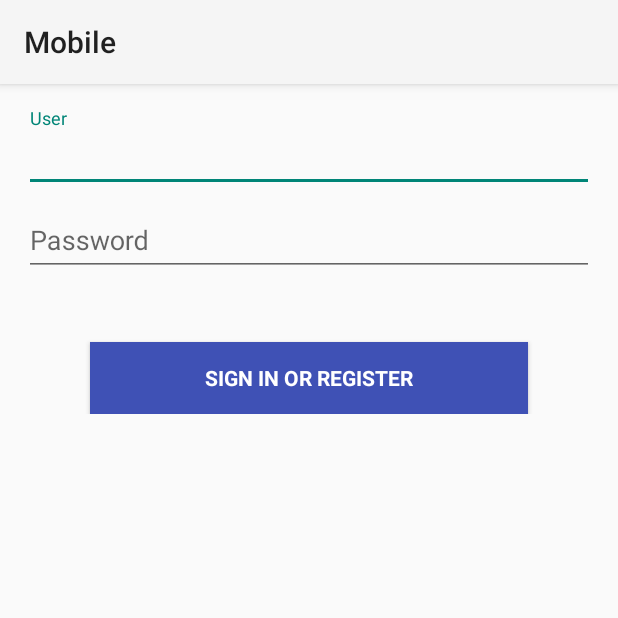
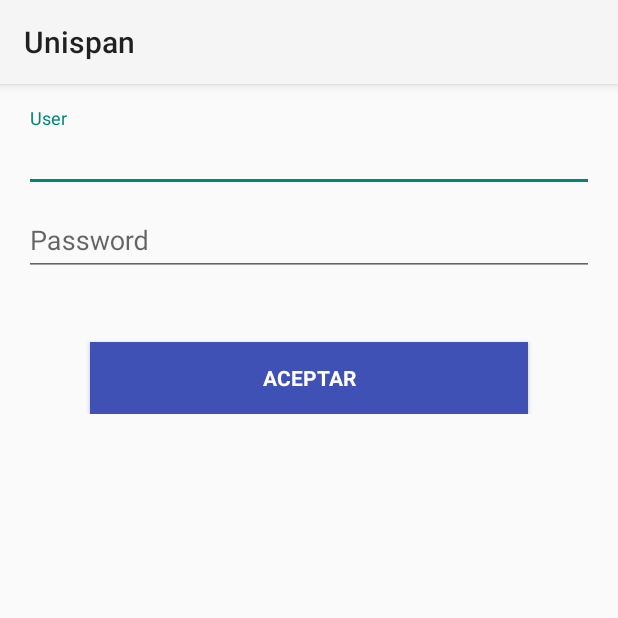
Before and after one commit to unispan/mobile-app-unispan, an Android app: the screen it shows after launch (LoginActivity), on a phone screen of 412 x 824 dp, the top half of it. Run offline under Robolectric (Android 15) with nearby library versions, the phone set to English and light mode, and no system bars; libraries missing offline, so code that uses them is left out: com.orm; 1 statement that could not run was skipped.

Commit message:
Modificar Logo de Login

```diff
--- a/app/src/main/res/values/strings.xml
+++ b/app/src/main/res/values/strings.xml
@@ -1,11 +1,11 @@
 <resources>
-    <string name="app_name">Mobile</string>
+    <string name="app_name">Unispan</string>
 
     <!-- Strings related to login -->
     <string name="prompt_email">Email</string>
     <string name="prompt_user">User</string>
     <string name="prompt_password">Password</string>
-    <string name="action_sign_in">Sign in or register</string>
+    <string name="action_sign_in">Aceptar</string>
     <string name="action_sign_in_short">Sign in</string>
     <string name="error_invalid_email">This email address is invalid</string>
     <string name="error_invalid_password">This password is too short</string>
```
